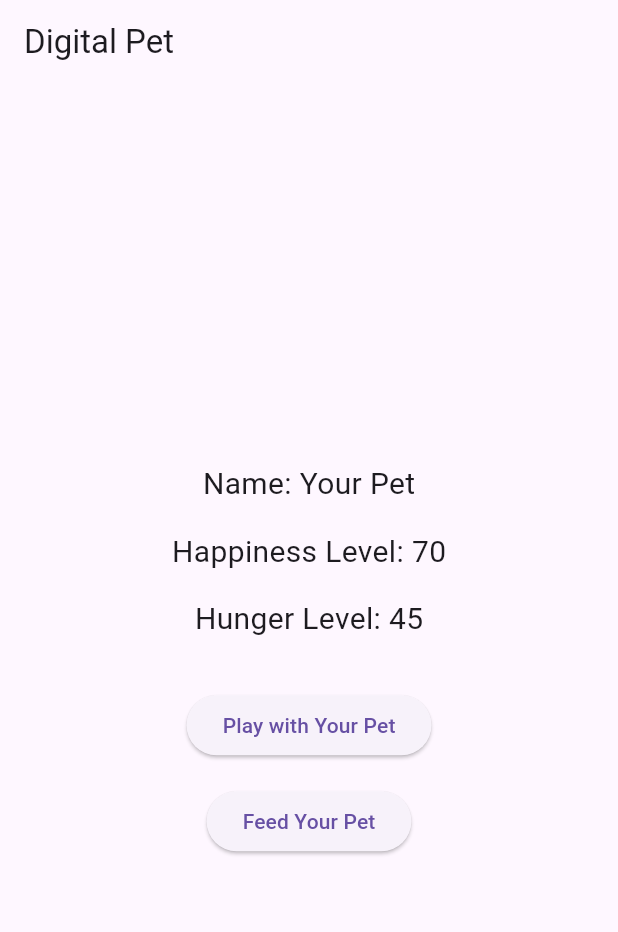
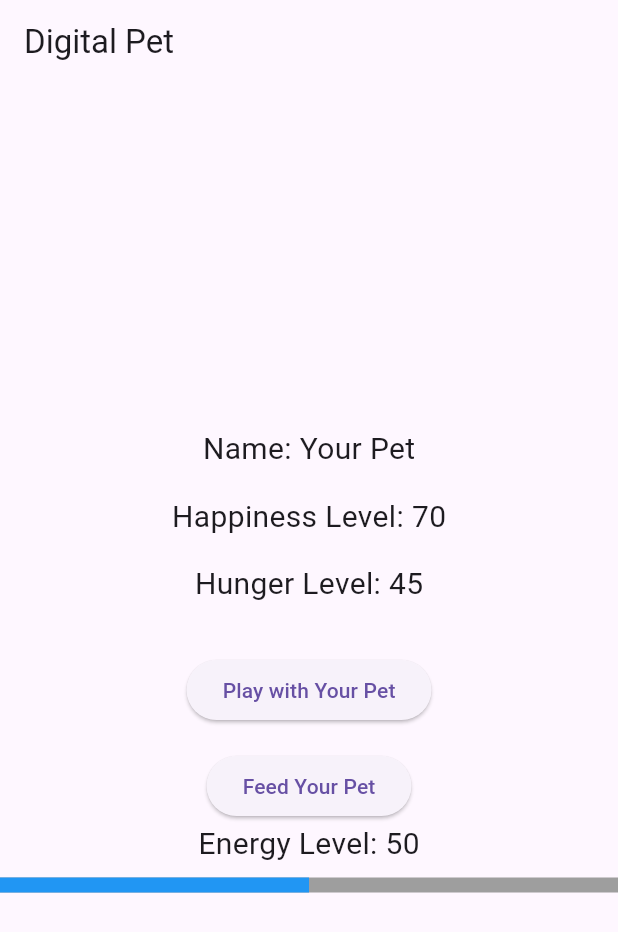
Before and after one commit to Evelyyn-14/class_act05, a Flutter app: the screen it shows after launch, after a tap on "Play with Your Pet", after a tap on "Feed Your Pet", on a phone screen of 412 x 824 dp. Shown: the top 932 px of the screen. Run offline on Flutter 3.47's test engine with Material 3 defaults, Android fonts, the light colour scheme and no system bars.

Commit message:
Energy Level added with the Indicator Bar

```diff
--- a/lib/main.dart
+++ b/lib/main.dart
@@ -1,3 +1,5 @@
+import 'dart:math';
+
 import 'package:flutter/material.dart';
 
 void main() {
@@ -15,12 +17,14 @@ class _DigitalPetAppState extends State<DigitalPetApp> {
   String petName = "Your Pet";
   int happinessLevel = 50;
   int hungerLevel = 50;
+  int energyLevel = 50;
 
   // Function to increase happiness and update hunger when playing with the pet
   void _playWithPet() {
     setState(() {
       happinessLevel = (happinessLevel + 10).clamp(0, 100);
       _updateHunger();
+      _decreaseEnergy();
     });
   }
 
@@ -29,6 +33,7 @@ class _DigitalPetAppState extends State<DigitalPetApp> {
     setState(() {
       hungerLevel = (hungerLevel - 10).clamp(0, 100);
       _updateHappiness();
+      _increaseEnergy();
     });
   }
 
@@ -47,6 +52,27 @@ class _DigitalPetAppState extends State<DigitalPetApp> {
     if (hungerLevel > 100) {
       hungerLevel = 100;
       happinessLevel = (happinessLevel - 20).clamp(0, 100);
+    }
+  }
+
+  //Increase energy level slightly when feeding the pet
+  void _increaseEnergy(){
+    setState(() {
+      energyLevel = (energyLevel + 10).clamp(0, 100);
+    });
+  }
+
+  void _decreaseEnergy(){
+    setState(() {
+      energyLevel = (energyLevel - 10).clamp(0, 100);
+    });
+  }
+
+  void _updateEnergy(){
+    if (energyLevel < 30){
+      energyLevel = (energyLevel + 20).clamp(0, 100);
+    } else {
+      energyLevel = (energyLevel - 10).clamp(0, 100);
     }
   }
 
@@ -84,6 +110,17 @@ class _DigitalPetAppState extends State<DigitalPetApp> {
               onPressed: _feedPet,
               child: Text('Feed Your Pet'),
             ),
+            Text(
+              'Energy Level: $energyLevel',
+              style: TextStyle(fontSize: 20.0),
+            ),
+            SizedBox(height: 8.0),
+            LinearProgressIndicator(
+              value: energyLevel / 100,
+              minHeight: 10.0,
+              backgroundColor: Colors.grey,
+              valueColor: AlwaysStoppedAnimation<Color>(Colors.blue),
+            ),
           ],
         ),
       ),
```
